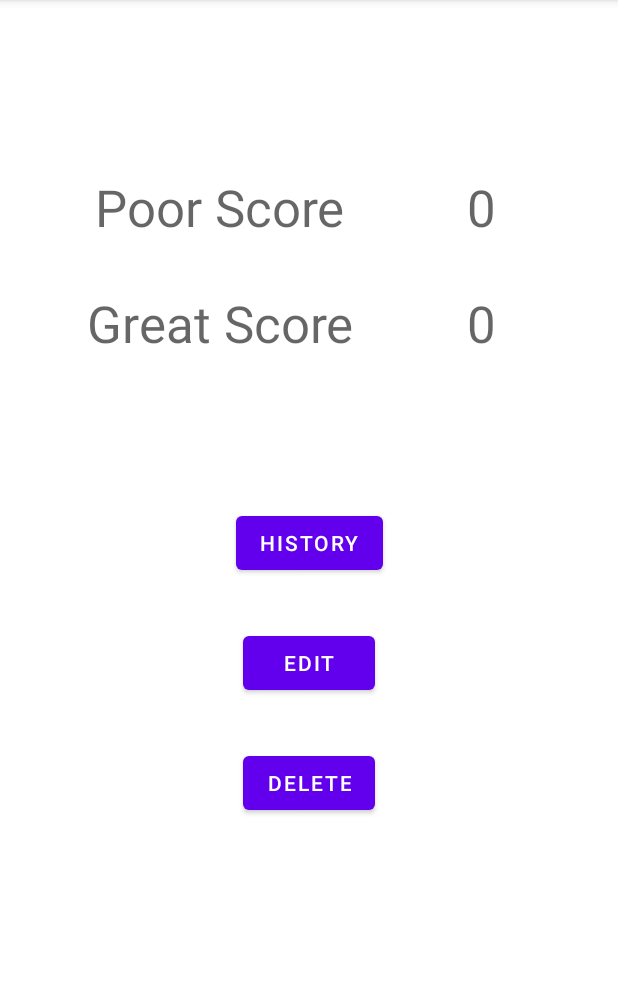
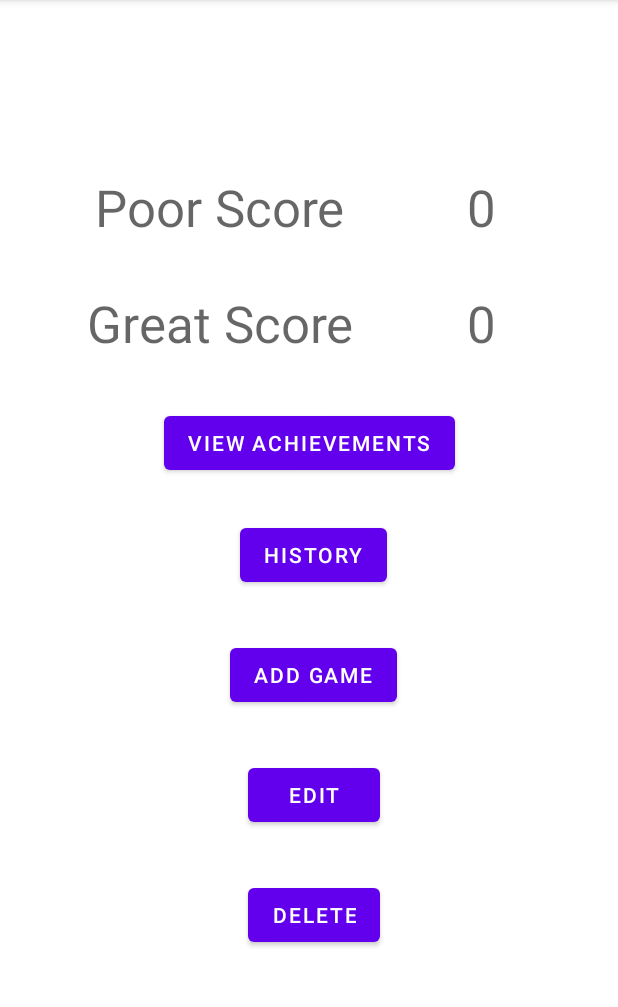
Before and after one commit to simran-nijjar/gameconfigurationapp, an Android app: the ViewConfiguration screen opened directly, with no data from a screen before it, on a phone screen of 412 x 824 dp, the part 84-1091 px from its top. Run offline under Robolectric (Android 15) with nearby library versions, the phone set to English and light mode, and no system bars; 5 statements that could not run were skipped.

Commit message:
Add achievements.
Create view achievements page which displays the range of scores for each level depending on number of players for game.

```diff
--- a/app/src/main/java/ca/sfu/dba56/cmpt276/ViewConfiguration.java
+++ b/app/src/main/java/ca/sfu/dba56/cmpt276/ViewConfiguration.java
@@ -6,9 +6,15 @@ import androidx.appcompat.app.AppCompatActivity;
 import android.content.Context;
 import android.content.Intent;
 import android.os.Bundle;
+import android.widget.ArrayAdapter;
+import android.widget.Button;
 import android.widget.EditText;
+import android.widget.ListView;
 import android.widget.TextView;
 
+import java.util.ArrayList;
+
+import ca.sfu.dba56.cmpt276.model.Achievements;
 import ca.sfu.dba56.cmpt276.model.Configuration;
 import ca.sfu.dba56.cmpt276.model.ConfigurationsManager;
 
@@ -16,7 +22,7 @@ public class ViewConfiguration extends AppCompatActivity {
 
     private TextView expPoorScoreEditTxt;
     private TextView expGreatScoreEditTxt;
-
+    int currentConfigPosition;
     @Override
     protected void onCreate(Bundle savedInstanceState) {
         super.onCreate(savedInstanceState);
@@ -27,7 +33,7 @@ public class ViewConfiguration extends AppCompatActivity {
 
         //check what position of configuration was selected
         Bundle b = getIntent().getExtras();
-        int currentConfigPosition = b.getInt(getString(R.string.selected_config_position));
+        currentConfigPosition = b.getInt(getString(R.string.selected_config_position));
         ConfigurationsManager manager = ConfigurationsManager.getInstance();
         Configuration currentConfig = manager.get(currentConfigPosition);
         //Activity Name
@@ -37,10 +43,23 @@ public class ViewConfiguration extends AppCompatActivity {
         expGreatScoreEditTxt = findViewById(R.id.textFillGreatScoreConfigView);
         //populate them
         expPoorScoreEditTxt.setText(String.valueOf(currentConfig.getMinPoorScoreFromConfig()));
-        expGreatScoreEditTxt.setText(String.valueOf(currentConfig.getMinPoorScoreFromConfig()));
+        expGreatScoreEditTxt.setText(String.valueOf(currentConfig.getMaxBestScoreFromConfig()));
+        //setUpAddGameButton();
+
+        setUpViewAchievementsButton();
     }
 
     public static Intent makeIntent(Context context){
         return new Intent(context, ViewConfiguration.class);
     }
+
+
+    private void setUpViewAchievementsButton(){
+        Button achievementBtn = findViewById(R.id.viewAchievementsBtn);
+        achievementBtn.setOnClickListener(v ->{
+            Intent intent = ViewAchievements.makeIntent(ViewConfiguration.this);
+            intent.putExtra("Achievement Game Name", currentConfigPosition);
+            startActivity(intent);
+        });
+    }
 }
--- a/app/src/main/res/layout/activity_view_configuration.xml
+++ b/app/src/main/res/layout/activity_view_configuration.xml
@@ -36,18 +36,19 @@
         android:layout_height="wrap_content"
         android:layout_marginTop="32dp"
         android:text="Edit"
-        app:layout_constraintEnd_toEndOf="@+id/btnDeleteConfig"
-        app:layout_constraintStart_toStartOf="@+id/btnDeleteConfig"
-        app:layout_constraintTop_toBottomOf="@+id/btnHistoryConfig" />
+        app:layout_constraintEnd_toEndOf="@+id/addGameBtn"
+        app:layout_constraintStart_toStartOf="@+id/addGameBtn"
+        app:layout_constraintTop_toBottomOf="@+id/addGameBtn" />
 
     <Button
         android:id="@+id/btnHistoryConfig"
         android:layout_width="wrap_content"
         android:layout_height="wrap_content"
-        android:layout_marginTop="100dp"
+        android:layout_marginTop="108dp"
         android:text="History"
-        app:layout_constraintEnd_toEndOf="@+id/btnEditConfig"
-        app:layout_constraintStart_toStartOf="@+id/btnEditConfig"
+        app:layout_constraintEnd_toEndOf="parent"
+        app:layout_constraintHorizontal_bias="0.51"
+        app:layout_constraintStart_toStartOf="parent"
         app:layout_constraintTop_toBottomOf="@+id/txtGreatScoreConfigView" />
 
     <Button
@@ -56,8 +57,8 @@
         android:layout_height="wrap_content"
         android:layout_marginTop="32dp"
         android:text="Delete"
-        app:layout_constraintEnd_toEndOf="parent"
-        app:layout_constraintStart_toStartOf="parent"
+        app:layout_constraintEnd_toEndOf="@+id/btnEditConfig"
+        app:layout_constraintStart_toStartOf="@+id/btnEditConfig"
         app:layout_constraintTop_toBottomOf="@+id/btnEditConfig" />
 
     <TextView
@@ -79,4 +80,25 @@
         app:layout_constraintEnd_toEndOf="@+id/textFillPoorScoreConfigView"
         app:layout_constraintStart_toStartOf="@+id/textFillPoorScoreConfigView"
         app:layout_constraintTop_toTopOf="@+id/txtGreatScoreConfigView" />
+
+    <Button
+        android:id="@+id/addGameBtn"
+        android:layout_width="wrap_content"
+        android:layout_height="wrap_content"
+        android:layout_marginTop="32dp"
+        android:text="Add Game"
+        app:layout_constraintEnd_toEndOf="@+id/btnHistoryConfig"
+        app:layout_constraintStart_toStartOf="@+id/btnHistoryConfig"
+        app:layout_constraintTop_toBottomOf="@+id/btnHistoryConfig" />
+
+    <Button
+        android:id="@+id/viewAchievementsBtn"
+        android:layout_width="wrap_content"
+        android:layout_height="wrap_content"
+        android:text="View Achievements"
+        app:layout_constraintBottom_toTopOf="@+id/btnHistoryConfig"
+        app:layout_constraintEnd_toEndOf="parent"
+        app:layout_constraintStart_toStartOf="parent"
+        app:layout_constraintTop_toBottomOf="@+id/txtGreatScoreConfigView"
+        app:layout_constraintVertical_bias="0.557" />
 </androidx.constraintlayout.widget.ConstraintLayout>
--- a/app/src/main/res/values/strings.xml
+++ b/app/src/main/res/values/strings.xml
@@ -1,6 +1,10 @@
 <resources>
     <string name="app_name">CMPT276</string>
     <string name="help">Help</string>
+    <string name="addNewGame">Add New Game</string>
+    <string name="gameHistory">Game History</string>
+    <string name="viewAchievements">View Achievements</string>
+
     <string name="info_content">
         \nThe creators of this game are Sodium. For more information about this app,
         check out this resource:
@@ -22,5 +26,7 @@
         Fabulous Dragons \t\t Brilliant Pixies\n\n
         Fabulous Dragons \t\t Brilliant Pixies\n\n
     </string>
+    <string name="num_player">Enter the number of players:</string>
+    <string name="combined_score">Enter the combined score of all players:</string>
     <string name="selected_config_position">selected position</string>
 </resources>
```
Also changed, not shown: app/src/main/AndroidManifest.xml (+32 -1 lines), app/src/main/java/ca/sfu/dba56/cmpt276/ViewAchievements.java (added, +95 -0 lines), app/src/main/java/ca/sfu/dba56/cmpt276/model/Achievements.java (+15 -37 lines), app/src/main/res/layout/view_achievements.xml (added, +52 -0 lines).
